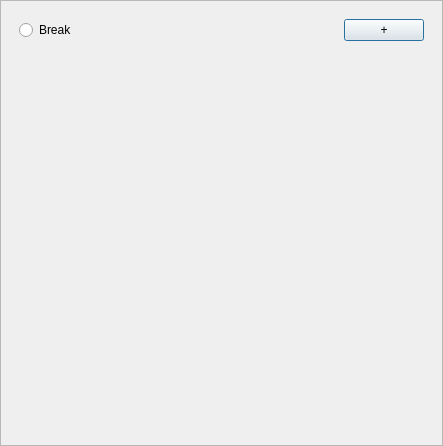
Qt form utils/qtUi/config_bundle.ui (Halicea/hal_automator) before a commit.
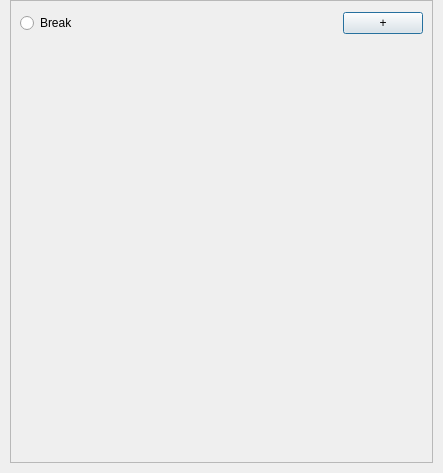
The same form after that commit.

The edit to the form file:
```diff
--- a/utils/qtUi/config_bundle.ui
+++ b/utils/qtUi/config_bundle.ui
@@ -7,7 +7,7 @@
     <x>0</x>
     <y>0</y>
     <width>443</width>
-    <height>446</height>
+    <height>473</height>
    </rect>
   </property>
   <property name="sizePolicy">
@@ -20,13 +20,23 @@
    <string>Form</string>
   </property>
   <layout class="QVBoxLayout" name="verticalLayout">
-   <property name="margin">
+   <property name="sizeConstraint">
+    <enum>QLayout::SetMinimumSize</enum>
+   </property>
+   <property name="leftMargin">
+    <number>10</number>
+   </property>
+   <property name="topMargin">
     <number>0</number>
    </property>
+   <property name="rightMargin">
+    <number>10</number>
+   </property>
+   <property name="bottomMargin">
+    <number>10</number>
+   </property>
    <item>
-    <layout class="QVBoxLayout" name="ltv_children_container">
-     <item>
-      <widget class="QScrollArea" name="scrollArea">
+    <widget class="QScrollArea" name="scroll_area">
        <property name="sizePolicy">
         <sizepolicy hsizetype="Expanding" vsizetype="Expanding">
          <horstretch>0</horstretch>
@@ -36,18 +46,57 @@
        <property name="widgetResizable">
         <bool>true</bool>
        </property>
-       <widget class="QWidget" name="scrollAreaWidgetContents_2">
+     <widget class="QWidget" name="scroll_contents">
         <property name="geometry">
          <rect>
           <x>0</x>
           <y>0</y>
-          <width>439</width>
-          <height>442</height>
+        <width>421</width>
+        <height>461</height>
          </rect>
         </property>
         <layout class="QVBoxLayout" name="verticalLayout_2">
+       <property name="spacing">
+        <number>0</number>
+       </property>
+       <property name="sizeConstraint">
+        <enum>QLayout::SetMinimumSize</enum>
+       </property>
+       <property name="leftMargin">
+        <number>0</number>
+       </property>
+       <property name="topMargin">
+        <number>0</number>
+       </property>
+       <property name="rightMargin">
+        <number>0</number>
+       </property>
+       <property name="bottomMargin">
+        <number>0</number>
+       </property>
          <item>
-          <widget class="QWidget" name="top_menu" native="true">
+        <widget class="QFrame" name="control_menu">
+         <property name="sizePolicy">
+          <sizepolicy hsizetype="Preferred" vsizetype="Fixed">
+           <horstretch>0</horstretch>
+           <verstretch>0</verstretch>
+          </sizepolicy>
+         </property>
+         <property name="minimumSize">
+          <size>
+           <width>0</width>
+           <height>44</height>
+          </size>
+         </property>
+         <property name="frameShape">
+          <enum>QFrame::NoFrame</enum>
+         </property>
+         <property name="frameShadow">
+          <enum>QFrame::Raised</enum>
+         </property>
+         <property name="lineWidth">
+          <number>0</number>
+         </property>
            <layout class="QHBoxLayout" name="horizontalLayout">
             <item>
              <widget class="QRadioButton" name="rbBreak">
@@ -98,30 +147,41 @@
           </widget>
          </item>
          <item>
+        <widget class="QFrame" name="contents">
+         <property name="styleSheet">
+          <string notr="true"/>
+         </property>
+         <property name="frameShape">
+          <enum>QFrame::NoFrame</enum>
+         </property>
+         <property name="frameShadow">
+          <enum>QFrame::Raised</enum>
+         </property>
+         <property name="lineWidth">
+          <number>0</number>
+         </property>
           <layout class="QVBoxLayout" name="verticalLayout_3">
-           <item>
-            <layout class="QVBoxLayout" name="ltv_operations"/>
-           </item>
-           <item>
-            <spacer name="verticalSpacer">
-             <property name="orientation">
-              <enum>Qt::Vertical</enum>
-             </property>
-             <property name="sizeHint" stdset="0">
-              <size>
-               <width>20</width>
-               <height>40</height>
-              </size>
-             </property>
-            </spacer>
-           </item>
-          </layout>
+          <property name="sizeConstraint">
+           <enum>QLayout::SetMinimumSize</enum>
+          </property>
+          <property name="leftMargin">
+           <number>0</number>
+          </property>
+          <property name="topMargin">
+           <number>10</number>
+          </property>
+          <property name="rightMargin">
+           <number>10</number>
+          </property>
+          <property name="bottomMargin">
+           <number>10</number>
+          </property>
+         </layout>
+        </widget>
          </item>
         </layout>
        </widget>
       </widget>
-     </item>
-    </layout>
    </item>
   </layout>
  </widget>
```
Left out of the diff: 2 changed lines with no effect on the pictures. Lines whose indentation alone changed are shown as unchanged.
